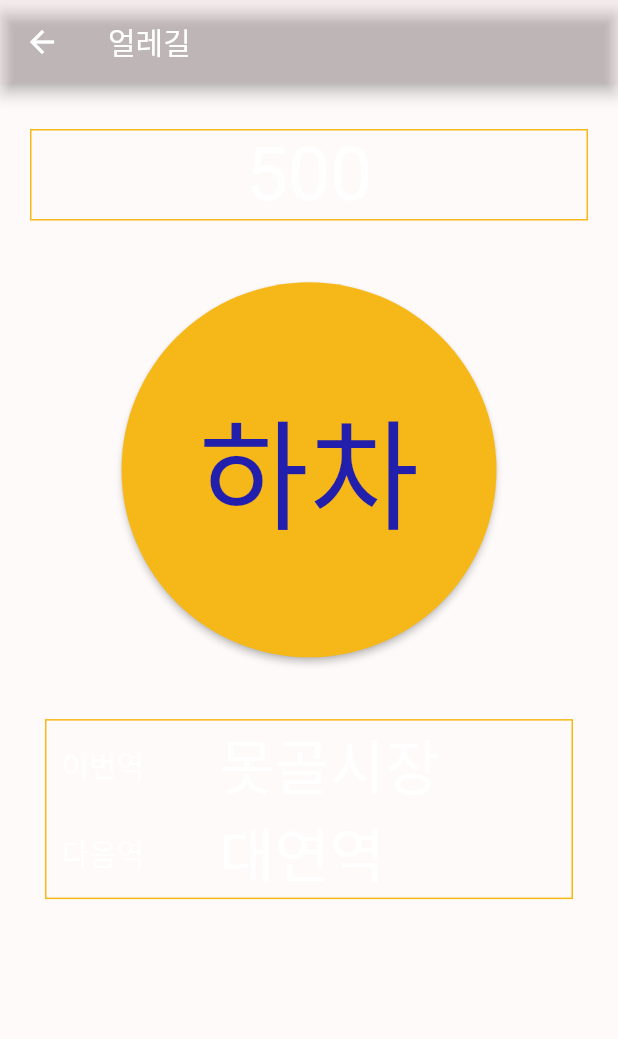
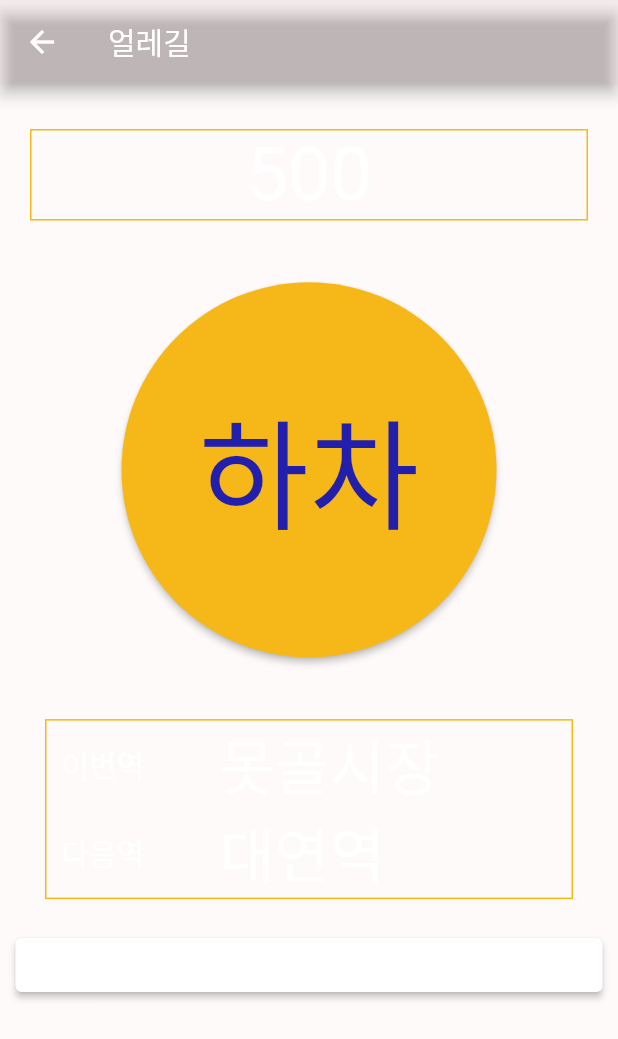
Before and after one commit to EolleRoad/eolleroad, a Flutter app: the BusStop screen opened directly, on a phone screen of 412 x 824 dp. Shown: the top 1039 px of the screen. Run offline on Flutter 3.47's test engine with Material 2 defaults, Android fonts, the light colour scheme and no system bars; our stand-ins replace flutter_tts, get; missing offline and left inert: slidable_button.

Commit message:
#1 AssistButton에 tts 추가

```diff
--- /dev/null
+++ b/flutter/lib/AssistButton.dart
@@ -0,0 +1,35 @@
+import 'package:flutter/material.dart';
+import 'package:flutter_tts/flutter_tts.dart';
+
+class AssistButton extends StatefulWidget {
+  @override
+  _AssistButtonState createState() => _AssistButtonState();
+}
+
+class _AssistButtonState extends State<AssistButton> {
+  FlutterTts flutterTts = FlutterTts();
+
+  Future<void> _speak(String text) async {
+    await flutterTts.setLanguage("ko-KR"); // 음성 언어 설정
+    await flutterTts.setPitch(1); // 음성 피치 설정 (0.5 ~ 2.0)
+    await flutterTts.speak(text); // 텍스트를 음성으로
+  }
+
+  @override
+  Widget build(BuildContext context) {
+    return Container(
+      margin: EdgeInsets.only(top: 20),
+      child: ElevatedButton(
+        onPressed: () {
+          _speak("이번역은 못골시장, 다음역은 대연역입니다");
+        },
+        style: ElevatedButton.styleFrom(
+          fixedSize: Size(MediaQuery.of(context).size.width*0.95,20),
+          //shape: const CircleBorder(),
+          backgroundColor: Colors.white,
+        ),
+        child: null,
+      ),
+    );
+  }
+}
--- a/flutter/lib/BusStop.dart
+++ b/flutter/lib/BusStop.dart
@@ -1,3 +1,4 @@
+import 'package:eolleroad/AssistButton.dart';
 import 'package:flutter/material.dart';
 
 class BusStop extends StatefulWidget {
@@ -83,7 +84,8 @@ class _BusStopState extends State<BusStop> {
         children: [
           BusNumber(),
           StopButton(),
-          BusStation()
+          BusStation(),
+          AssistButton(),
         ],
       ),
     );
```
